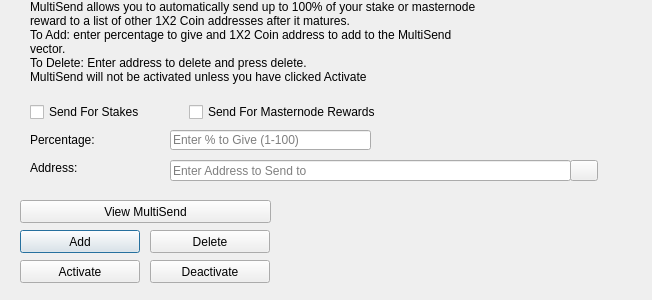
This is src/qt/forms/multisenddialog.ui in waterfallm/1x2coinv2 as Qt 5 draws it before an edit. The edited form follows.
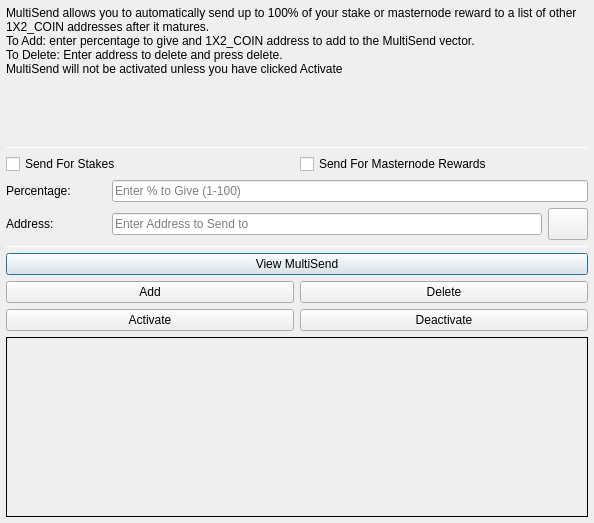
This is the edited form. Icons and pictures are not drawn.

```diff
--- a/src/qt/forms/multisenddialog.ui
+++ b/src/qt/forms/multisenddialog.ui
@@ -9,22 +9,106 @@
    <rect>
     <x>0</x>
     <y>0</y>
-    <width>652</width>
-    <height>300</height>
+    <width>594</width>
+    <height>523</height>
    </rect>
   </property>
   <property name="windowTitle">
    <string>MultiSend</string>
   </property>
+  <layout class="QVBoxLayout" name="verticalLayout" stretch="0">
+   <property name="leftMargin">
+    <number>6</number>
+   </property>
+   <property name="topMargin">
+    <number>6</number>
+   </property>
+   <property name="rightMargin">
+    <number>6</number>
+   </property>
+   <property name="bottomMargin">
+    <number>6</number>
+   </property>
+   <item>
+    <layout class="QVBoxLayout" name="verticalLayout_Main" stretch="1,1,1,1,1,1">
+     <item>
+      <widget class="QLabel" name="label_2">
+       <property name="lineWidth">
+        <number>1</number>
+       </property>
+       <property name="text">
+        <string>MultiSend allows you to automatically send up to 100% of your stake or masternode reward to a list of other 1X2_COIN addresses after it matures.
+To Add: enter percentage to give and 1X2_COIN address to add to the MultiSend vector.
+To Delete: Enter address to delete and press delete.
+MultiSend will not be activated unless you have clicked Activate</string>
+       </property>
+       <property name="alignment">
+        <set>Qt::AlignLeading|Qt::AlignLeft|Qt::AlignTop</set>
+       </property>
+       <property name="wordWrap">
+        <bool>true</bool>
+       </property>
+      </widget>
+     </item>
+     <item>
+      <widget class="Line" name="line">
+       <property name="minimumSize">
+        <size>
+         <width>0</width>
+         <height>1</height>
+        </size>
+       </property>
+       <property name="maximumSize">
+        <size>
+         <width>16777215</width>
+         <height>1</height>
+        </size>
+       </property>
+       <property name="orientation">
+        <enum>Qt::Horizontal</enum>
+       </property>
+      </widget>
+     </item>
+     <item>
+      <layout class="QVBoxLayout" name="verticalLayout_Settings">
+       <item>
+        <layout class="QHBoxLayout" name="horizontalLayout">
+         <item>
+          <widget class="QCheckBox" name="multiSendStakeCheckBox">
+           <property name="text">
+            <string>Send For Stakes</string>
+           </property>
+          </widget>
+         </item>
+         <item>
+          <widget class="QCheckBox" name="multiSendMasternodeCheckBox">
+           <property name="text">
+            <string>Send For Masternode Rewards</string>
+           </property>
+          </widget>
+         </item>
+        </layout>
+       </item>
+       <item>
+        <layout class="QHBoxLayout" name="horizontalLayout_6">
+         <item>
+          <widget class="QLabel" name="label">
+           <property name="minimumSize">
+            <size>
+             <width>100</width>
+             <height>0</height>
+            </size>
+           </property>
+           <property name="toolTip">
+            <string>Percentage of stake to send</string>
+           </property>
+           <property name="text">
+            <string>Percentage:</string>
+           </property>
+          </widget>
+         </item>
+         <item>
   <widget class="QLineEdit" name="multiSendPercentEdit">
-   <property name="geometry">
-    <rect>
-     <x>170</x>
-     <y>130</y>
-     <width>201</width>
-     <height>20</height>
-    </rect>
-   </property>
    <property name="toolTip">
     <string>Enter whole numbers 1 - 100</string>
    </property>
@@ -32,15 +116,29 @@
     <string>Enter % to Give (1-100)</string>
    </property>
   </widget>
+         </item>
+        </layout>
+       </item>
+       <item>
+        <layout class="QHBoxLayout" name="horizontalLayout_7">
+         <item>
+          <widget class="QLabel" name="label_5">
+           <property name="minimumSize">
+            <size>
+             <width>100</width>
+             <height>0</height>
+            </size>
+           </property>
+           <property name="toolTip">
+            <string>Address to send portion of stake to</string>
+           </property>
+           <property name="text">
+            <string>Address:</string>
+           </property>
+          </widget>
+         </item>
+         <item>
   <widget class="QLineEdit" name="multiSendAddressEdit">
-   <property name="geometry">
-    <rect>
-     <x>170</x>
-     <y>160</y>
-     <width>401</width>
-     <height>21</height>
-    </rect>
-   </property>
    <property name="toolTip">
     <string/>
    </property>
@@ -48,87 +146,14 @@
     <string>Enter Address to Send to</string>
    </property>
   </widget>
-  <widget class="QLabel" name="label_2">
-   <property name="geometry">
-    <rect>
-     <x>30</x>
-     <y>0</y>
-     <width>451</width>
-     <height>121</height>
-    </rect>
-   </property>
-   <property name="lineWidth">
-    <number>1</number>
-   </property>
-   <property name="text">
-    <string>MultiSend allows you to automatically send up to 100% of your stake or masternode reward to a list of other 1X2 Coin addresses after it matures.
-To Add: enter percentage to give and 1X2 Coin address to add to the MultiSend vector.
-To Delete: Enter address to delete and press delete.
-MultiSend will not be activated unless you have clicked Activate</string>
-   </property>
-   <property name="alignment">
-    <set>Qt::AlignLeading|Qt::AlignLeft|Qt::AlignTop</set>
-   </property>
-   <property name="wordWrap">
-    <bool>true</bool>
-   </property>
-  </widget>
-  <widget class="QLabel" name="message">
-   <property name="geometry">
-    <rect>
-     <x>290</x>
-     <y>200</y>
-     <width>351</width>
-     <height>91</height>
-    </rect>
-   </property>
-   <property name="text">
-    <string/>
-   </property>
-  </widget>
-  <widget class="QPushButton" name="addButton">
-   <property name="geometry">
-    <rect>
-     <x>20</x>
-     <y>230</y>
-     <width>120</width>
-     <height>23</height>
-    </rect>
-   </property>
-   <property name="toolTip">
-    <string/>
-   </property>
-   <property name="statusTip">
-    <string>Add to MultiSend Vector</string>
-   </property>
-   <property name="text">
-    <string>Add</string>
-   </property>
-  </widget>
-  <widget class="QPushButton" name="disableButton">
-   <property name="geometry">
-    <rect>
-     <x>150</x>
-     <y>260</y>
-     <width>120</width>
-     <height>23</height>
-    </rect>
-   </property>
-   <property name="statusTip">
-    <string>Deactivate MultiSend</string>
-   </property>
-   <property name="text">
-    <string>Deactivate</string>
-   </property>
-  </widget>
+         </item>
+         <item>
   <widget class="QPushButton" name="addressBookButton">
-   <property name="geometry">
-    <rect>
-     <x>570</x>
-     <y>160</y>
-     <width>28</width>
-     <height>21</height>
-    </rect>
+           <property name="maximumSize">
+            <size>
+             <width>16777215</width>
+             <height>32</height>
+            </size>
    </property>
    <property name="toolTip">
     <string>Choose an address from the address book</string>
@@ -147,47 +172,60 @@
     <bool>false</bool>
    </property>
   </widget>
-  <widget class="QLabel" name="label">
-   <property name="geometry">
-    <rect>
-     <x>30</x>
-     <y>130</y>
-     <width>121</width>
-     <height>20</height>
-    </rect>
-   </property>
+         </item>
+        </layout>
+       </item>
+      </layout>
+     </item>
+     <item>
+      <widget class="Line" name="line_2">
+       <property name="minimumSize">
+        <size>
+         <width>0</width>
+         <height>1</height>
+        </size>
+       </property>
+       <property name="maximumSize">
+        <size>
+         <width>16777215</width>
+         <height>1</height>
+        </size>
+       </property>
+       <property name="orientation">
+        <enum>Qt::Horizontal</enum>
+       </property>
+      </widget>
+     </item>
+     <item>
+      <layout class="QVBoxLayout" name="verticalLayout_Buttons">
+       <item>
+        <layout class="QHBoxLayout" name="horizontalLayout_4">
+         <item>
+          <widget class="QPushButton" name="viewButton">
    <property name="toolTip">
     <string>Percentage of stake to send</string>
    </property>
    <property name="text">
-    <string>Percentage:</string>
-   </property>
-  </widget>
-  <widget class="QLabel" name="label_5">
-   <property name="geometry">
-    <rect>
-     <x>30</x>
-     <y>160</y>
-     <width>111</width>
-     <height>16</height>
-    </rect>
-   </property>
+            <string>View MultiSend</string>
+           </property>
+          </widget>
+         </item>
+        </layout>
+       </item>
+       <item>
+        <layout class="QHBoxLayout" name="horizontalLayout_2">
+         <item>
+          <widget class="QPushButton" name="addButton">
    <property name="toolTip">
     <string>Address to send portion of stake to</string>
    </property>
    <property name="text">
-    <string>Address:</string>
-   </property>
-  </widget>
+            <string>Add</string>
+           </property>
+          </widget>
+         </item>
+         <item>
   <widget class="QPushButton" name="deleteButton">
-   <property name="geometry">
-    <rect>
-     <x>150</x>
-     <y>230</y>
-     <width>120</width>
-     <height>23</height>
-    </rect>
-   </property>
    <property name="toolTip">
     <string/>
    </property>
@@ -198,15 +236,13 @@
     <string>Delete</string>
    </property>
   </widget>
+         </item>
+        </layout>
+       </item>
+       <item>
+        <layout class="QHBoxLayout" name="horizontalLayout_5">
+         <item>
   <widget class="QPushButton" name="activateButton">
-   <property name="geometry">
-    <rect>
-     <x>20</x>
-     <y>260</y>
-     <width>120</width>
-     <height>23</height>
-    </rect>
-   </property>
    <property name="statusTip">
     <string>Activate MultiSend</string>
    </property>
@@ -214,51 +250,55 @@
     <string>Activate</string>
    </property>
   </widget>
-  <widget class="QPushButton" name="viewButton">
-   <property name="geometry">
-    <rect>
-     <x>20</x>
-     <y>200</y>
-     <width>251</width>
-     <height>23</height>
-    </rect>
-   </property>
-   <property name="toolTip">
-    <string/>
-   </property>
+         </item>
+         <item>
+          <widget class="QPushButton" name="disableButton">
    <property name="statusTip">
     <string>View MultiSend Vector</string>
    </property>
    <property name="text">
-    <string>View MultiSend</string>
-   </property>
-  </widget>
-  <widget class="QWidget" name="horizontalLayoutWidget">
-   <property name="geometry">
-    <rect>
-     <x>30</x>
-     <y>100</y>
-     <width>351</width>
-     <height>24</height>
-    </rect>
-   </property>
-   <layout class="QHBoxLayout" name="horizontalLayout">
-    <item>
-     <widget class="QCheckBox" name="multiSendStakeCheckBox">
-      <property name="text">
-       <string>Send For Stakes</string>
-      </property>
-     </widget>
-    </item>
+            <string>Deactivate</string>
+           </property>
+          </widget>
+         </item>
+        </layout>
+       </item>
+      </layout>
+     </item>
     <item>
-     <widget class="QCheckBox" name="multiSendMasternodeCheckBox">
+      <widget class="QLabel" name="message">
+       <property name="minimumSize">
+        <size>
+         <width>0</width>
+         <height>180</height>
+        </size>
+       </property>
+       <property name="frameShape">
+        <enum>QFrame::Panel</enum>
+       </property>
+       <property name="frameShadow">
+        <enum>QFrame::Plain</enum>
+       </property>
+       <property name="lineWidth">
+        <number>1</number>
+       </property>
+       <property name="midLineWidth">
+        <number>1</number>
+       </property>
       <property name="text">
-       <string>Send For Masternode Rewards</string>
-      </property>
+        <string/>
+       </property>
+       <property name="alignment">
+        <set>Qt::AlignLeading|Qt::AlignLeft|Qt::AlignTop</set>
+       </property>
+       <property name="wordWrap">
+        <bool>true</bool>
+       </property>
      </widget>
     </item>
    </layout>
-  </widget>
+   </item>
+  </layout>
  </widget>
  <resources>
   <include location="../1x2coin.qrc"/>
```
Left out of the diff: 16 changed lines with no effect on the pictures. Lines whose indentation alone changed are shown as unchanged.
